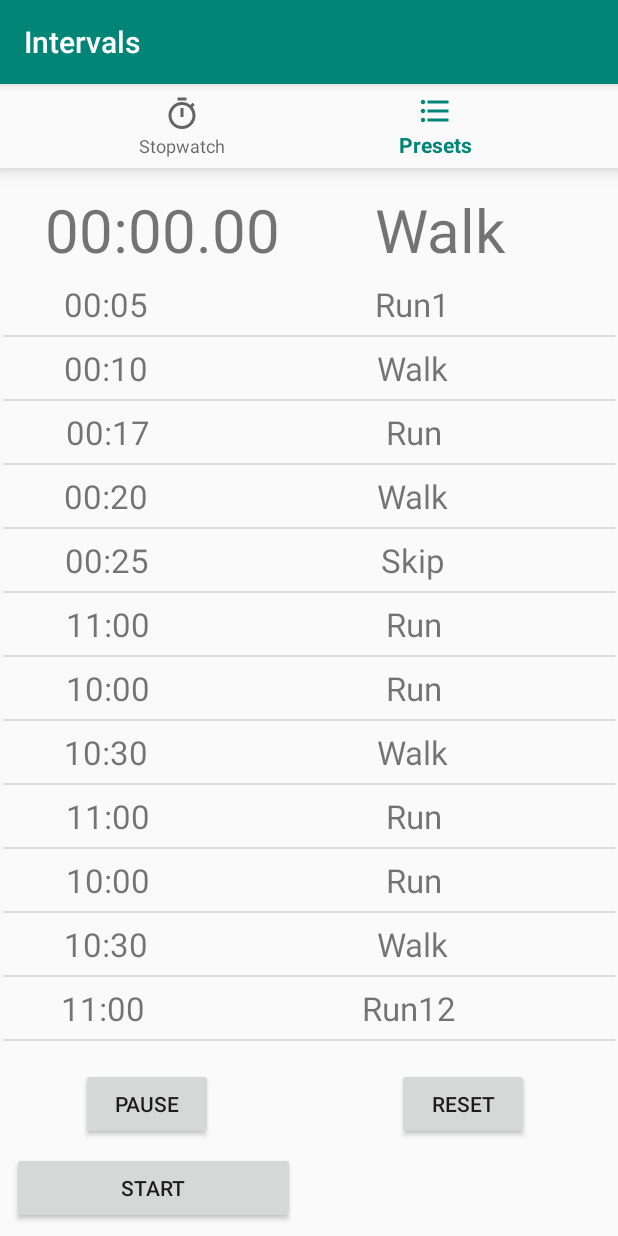
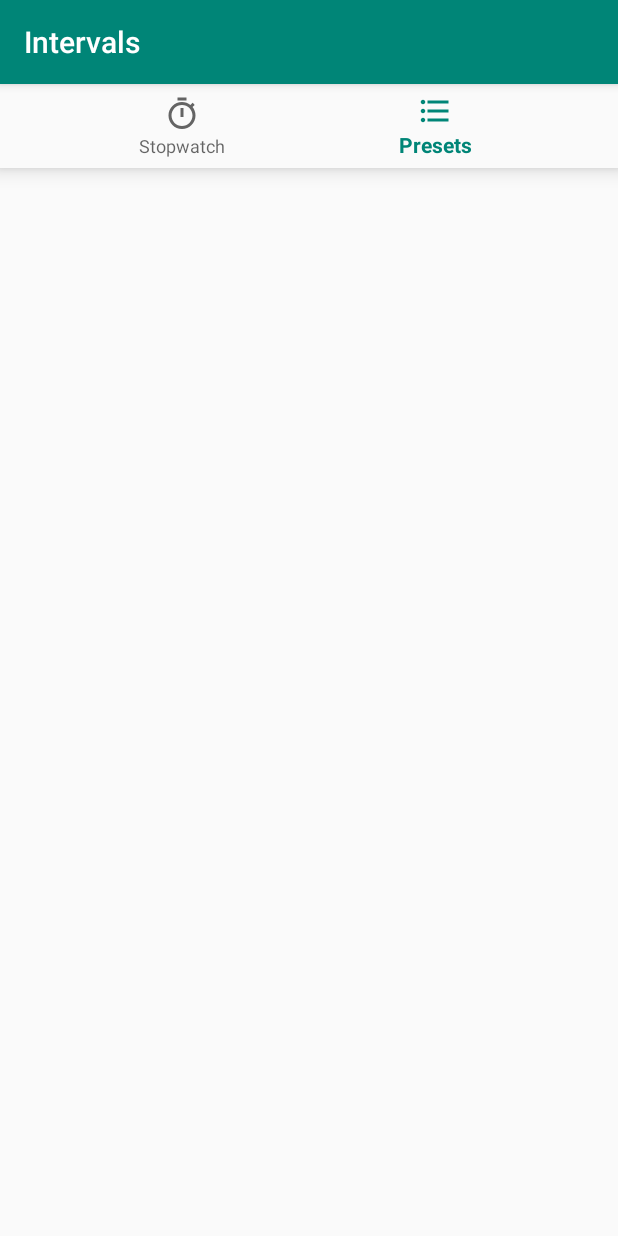
Before and after one commit to Sergiogamboa11/Intervals, an Android app: the screen it shows after launch (MainActivity), item 2 of the bottom bar chosen, on a phone screen of 412 x 824 dp. Run offline under Robolectric (Android 15) with nearby library versions, the phone set to English and light mode, and no system bars.

Commit message:
The list of intervals and the corresponding UI now resets if the reset button is pressed

```diff
--- a/app/src/main/java/com/example/intervals/MainActivity.java
+++ b/app/src/main/java/com/example/intervals/MainActivity.java
@@ -1,10 +1,7 @@
 package com.example.intervals;
 
-import android.media.AudioAttributes;
-import android.media.AudioManager;
 import android.media.MediaPlayer;
 import android.media.SoundPool;
-import android.os.Build;
 import android.os.Bundle;
 
 import com.google.android.material.bottomnavigation.BottomNavigationView;
@@ -13,19 +10,17 @@ import androidx.appcompat.app.AppCompatActivity;
 import androidx.annotation.NonNull;
 
 import android.os.Handler;
-import android.util.Log;
 import android.view.MenuItem;
 import android.view.View;
 import android.widget.Button;
 import android.widget.ListView;
 import android.widget.TextView;
 
-import java.io.IOException;
 import java.util.ArrayList;
 
 public class MainActivity extends AppCompatActivity {
     private TextView mTextMessage;
-    Button startButton, stopButton, pauseButton, resetButton;
+    Button startButton, pauseButton, resetButton;
     long startTime, currenTime;
     long pausedTime = 0;
     boolean isRunning = false;
@@ -34,7 +29,7 @@ public class MainActivity extends AppCompatActivity {
     Handler soundHandler = new Handler();
     ListView timeListView;
 
-    ArrayList<Interval> intervalList;
+    ArrayList<Interval> intervalList, rawIntervalList;
 
     SoundPool soundPool;
     MediaPlayer mediaPlayer;
@@ -48,10 +43,25 @@ public class MainActivity extends AppCompatActivity {
         public boolean onNavigationItemSelected(@NonNull MenuItem item) {
             switch (item.getItemId()) {
                 case R.id.navigation_stopwatch:
-                    mTextMessage.setText(R.string.title_stopwatch);
+
+                    timeTextView.setVisibility(View.VISIBLE);
+                    actionTextView.setVisibility(View.VISIBLE);
+                    timeListView.setVisibility(View.VISIBLE);
+                    startButton.setVisibility(View.VISIBLE);
+                    pauseButton.setVisibility(View.VISIBLE);
+                    resetButton.setVisibility(View.VISIBLE);
+//                    mTextMessage.setText(R.string.title_stopwatch);
                     return true;
                 case R.id.navigation_presets:
-                    mTextMessage.setText(R.string.title_presets);
+
+                    timeTextView.setVisibility(View.INVISIBLE);
+                    actionTextView.setVisibility(View.INVISIBLE);
+                    timeListView.setVisibility(View.INVISIBLE);
+                    startButton.setVisibility(View.INVISIBLE);
+                    pauseButton.setVisibility(View.INVISIBLE);
+                    resetButton.setVisibility(View.INVISIBLE);
+
+//                    mTextMessage.setText(R.string.title_presets);
                     return true;
             }
             return false;
@@ -63,13 +73,15 @@ public class MainActivity extends AppCompatActivity {
         super.onCreate(savedInstanceState);
         setContentView(R.layout.activity_main);
         BottomNavigationView navView = findViewById(R.id.nav_view);
-        mTextMessage = findViewById(R.id.message);
+//        mTextMessage = findViewById(R.id.message);
         navView.setOnNavigationItemSelectedListener(mOnNavigationItemSelectedListener);
 
         timeTextView = (TextView) findViewById(R.id.tvTime);
         actionTextView = (TextView) findViewById(R.id.tvAction);
-
         timeListView = (ListView) findViewById(R.id.timeListView);
+        startButton = (Button) findViewById(R.id.btnStart);
+        pauseButton = (Button) findViewById(R.id.btnPause);
+        resetButton = (Button) findViewById(R.id.btnReset);
 
 
         Interval a = new Interval("00:05","Run1");
@@ -98,16 +110,17 @@ public class MainActivity extends AppCompatActivity {
         intervalList.add(a10);
         intervalList.add(a11);
         intervalList.add(a12);
+        rawIntervalList = (ArrayList<Interval>)intervalList.clone();
 
         adapter = new IntervalListViewAdapter(this, R.layout.interval_adapter_layout, intervalList);
         timeListView.setAdapter(adapter);
     }
 
-    public boolean checkTime(ArrayList<Interval> list, long currenTime){
+    public boolean checkTime(ArrayList<Interval> list, long currentTime){
 
-        long minutes = (currenTime / 1000) / 60;
-        long seconds = (currenTime / 1000) % 60;
-        long milliseconds = (currenTime % 1000) ;
+        long minutes = (currentTime / 1000) / 60;
+        long seconds = (currentTime / 1000) % 60;
+        long milliseconds = (currentTime % 1000) ;
         String time = String.format("%02d:%02d",
                 minutes, seconds);
 
@@ -119,9 +132,7 @@ public class MainActivity extends AppCompatActivity {
                 adapter.notifyDataSetChanged();
                 play();
             }
-
         }
-
         return false;
     }
 
@@ -137,7 +148,6 @@ public class MainActivity extends AppCompatActivity {
                 minutes, seconds, milliseconds);
         timeTextView.setText(time);
     }
-
 
     /**
      * Starts timer and displays it on the screen
@@ -175,8 +185,11 @@ public class MainActivity extends AppCompatActivity {
         displayTime(0);
         pausedTime = 0;
         isRunning = false;
+        intervalList = (ArrayList<Interval>)rawIntervalList.clone();
+        adapter = new IntervalListViewAdapter(this, R.layout.interval_adapter_layout, intervalList);
+        timeListView.setAdapter(adapter);
+        adapter.notifyDataSetChanged();
     }
-
 
     public void play() {
         if (mediaPlayer == null) {
@@ -198,5 +211,4 @@ public class MainActivity extends AppCompatActivity {
         }
     }
 
-
 }
```
